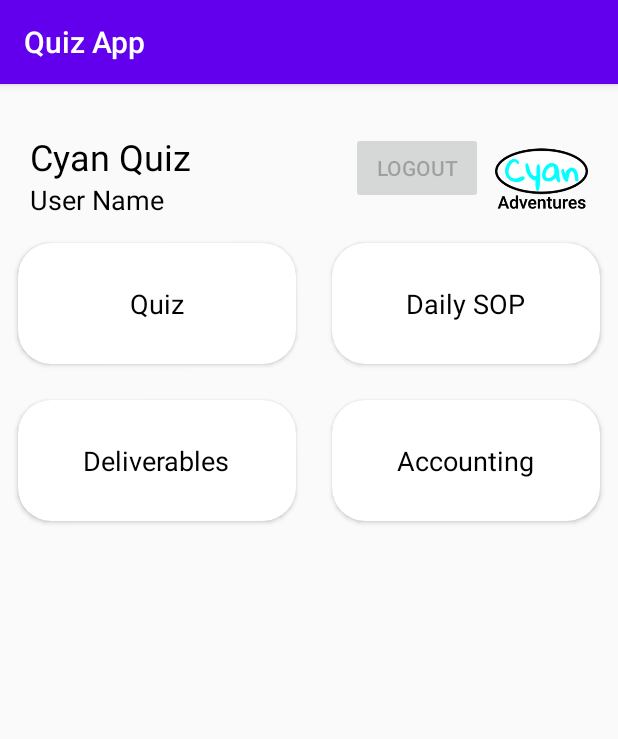
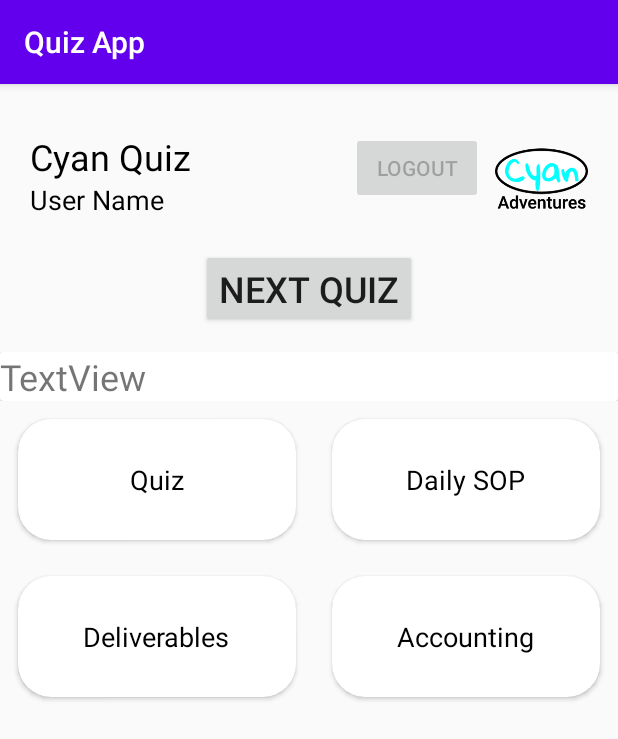
Before and after one commit to wdafert/QuizAppAPI, an Android app: the screen it shows after launch (MainActivity), on a phone screen of 412 x 824 dp. Shown: the top 739 px of the screen. Run offline under Robolectric (Android 15) with nearby library versions, the phone set to English and light mode, and no system bars; our stand-ins replace Volley.

```diff
--- a/app/build.gradle
+++ b/app/build.gradle
@@ -30,5 +30,8 @@ dependencies {
     testImplementation 'junit:junit:4.12'
     androidTestImplementation 'androidx.test.ext:junit:1.1.2'
     androidTestImplementation 'androidx.test.espresso:espresso-core:3.3.0'
+    implementation 'com.android.volley:volley:1.1.1'
+    implementation 'com.google.code.gson:gson:2.8.6'
+
 
 }
--- a/app/src/main/AndroidManifest.xml
+++ b/app/src/main/AndroidManifest.xml
@@ -2,7 +2,9 @@
 <manifest xmlns:android="http://schemas.android.com/apk/res/android"
     package="cyan.com">
 
+    <uses-permission android:name="android.permission.INTERNET"/>
     <application
+        android:usesCleartextTraffic="true"
         android:allowBackup="true"
         android:icon="@mipmap/ic_launcher"
         android:label="@string/app_name"
--- a/app/src/main/res/layout/activity_main.xml
+++ b/app/src/main/res/layout/activity_main.xml
@@ -57,6 +57,44 @@
 
         </RelativeLayout>
 
+        <androidx.constraintlayout.widget.ConstraintLayout
+            android:layout_width="match_parent"
+            android:layout_height="match_parent">
+
+            <Button
+                android:id="@+id/buttonNextQuiz"
+                android:layout_width="wrap_content"
+                android:layout_height="wrap_content"
+                android:layout_marginStart="16dp"
+                android:layout_marginTop="16dp"
+                android:layout_marginEnd="16dp"
+                android:layout_marginBottom="16dp"
+                android:text="Next Quiz"
+                android:textSize="24sp"
+                app:layout_constraintBottom_toBottomOf="parent"
+                app:layout_constraintEnd_toEndOf="parent"
+                app:layout_constraintStart_toStartOf="parent"
+                app:layout_constraintTop_toTopOf="parent" />
+
+        </androidx.constraintlayout.widget.ConstraintLayout>
+
+        <androidx.constraintlayout.widget.ConstraintLayout
+            android:layout_width="match_parent"
+            android:layout_height="match_parent">
+
+            <androidx.cardview.widget.CardView
+                android:layout_width="match_parent"
+                android:layout_height="wrap_content" >
+
+                <TextView
+                    android:id="@+id/text_view_result"
+                    android:layout_width="wrap_content"
+                    android:layout_height="wrap_content"
+                    android:text="TextView"
+                    android:textSize="24sp" />
+            </androidx.cardview.widget.CardView>
+        </androidx.constraintlayout.widget.ConstraintLayout>
+
         <GridLayout
             android:layout_width="match_parent"
             android:layout_height="wrap_content"
@@ -73,7 +111,6 @@
                 android:layout_columnWeight="1"
                 android:layout_margin="12dp"
                 android:elevation="60dp"
-                android:onClick="openQuiz"
                 app:cardCornerRadius="22dp">
 
                 <LinearLayout
```
Also changed, not shown: app/src/main/java/cyan/com/MainActivity.java (+92 -0 lines).
